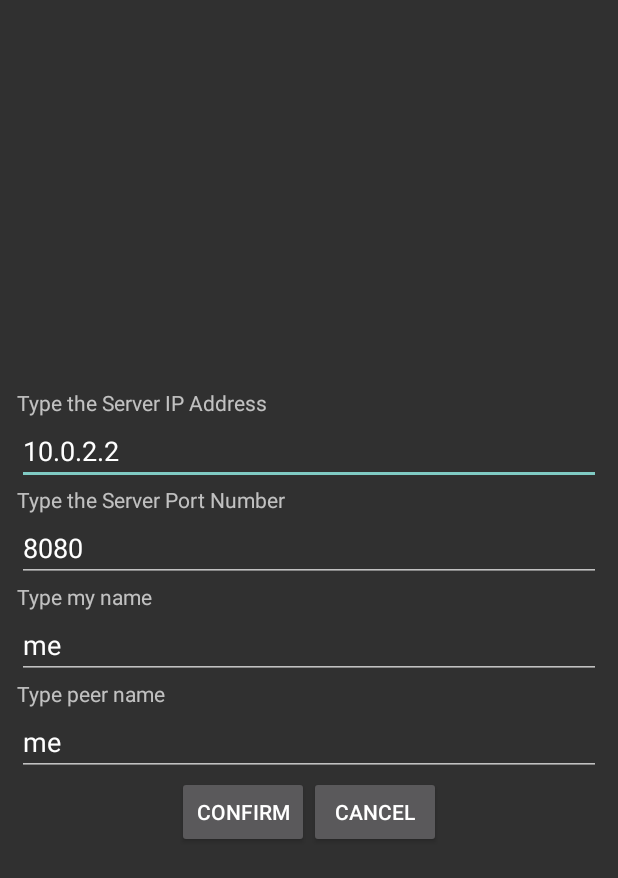
After one commit to preventionYun/2048_android, an Android app: the SettingActivity screen opened directly, with no data from a screen before it, on a phone screen of 412 x 824 dp. The commit adds this screen. Shown: the top 878 px of the screen. Run offline under Robolectric (Android 15) with nearby library versions, the phone set to English and light mode, and no system bars.

Commit message:
v3.0 세팅 액티비티 추가, 서버 통신 1차 완료

```diff
--- /dev/null
+++ b/app/src/main/java/com/preventionyun/a2048/SettingActivity.java
@@ -0,0 +1,55 @@
+package com.preventionyun.a2048;
+
+import android.content.Intent;
+import android.os.Bundle;
+import android.support.v7.app.AppCompatActivity;
+import android.view.View;
+import android.widget.EditText;
+
+public class SettingActivity extends AppCompatActivity {
+    private EditText viewHostName, viewPortNum;
+    private EditText viewMyNickName, viewPeerNickName;
+    private String serverHostName, serverPortNum;
+    private String myNickName, peerNickName;
+    @Override
+    protected void onCreate(Bundle savedInstanceState) {
+        super.onCreate(savedInstanceState);
+        setContentView(R.layout.activity_setting);
+        viewHostName = (EditText) findViewById(R.id.editView1);
+        viewPortNum = (EditText) findViewById(R.id.editView2);
+        viewMyNickName = (EditText) findViewById(R.id.editView3);
+        viewPeerNickName = (EditText) findViewById(R.id.editView4);
+        Intent intent = getIntent();
+        serverHostName = intent.getStringExtra("serverHostName");
+        serverPortNum = intent.getStringExtra("serverPortNum");
+        myNickName = intent.getStringExtra("myNickName");
+        peerNickName = intent.getStringExtra("peerNickName");
+        if (serverHostName == null) {
+            serverHostName = "10.0.2.2";
+            serverPortNum = "8080";
+            myNickName = "me";
+            peerNickName = "me";
+        }
+        viewHostName.setText(serverHostName);
+        viewPortNum.setText(serverPortNum);
+        viewMyNickName.setText(myNickName);
+        viewPeerNickName.setText(peerNickName);
+    }
+
+    public void onClick(View v){
+        switch(v.getId()){
+            case R.id.confirm:
+                Intent intent = new Intent();
+                intent.putExtra("serverHostName", viewHostName.getText().toString());
+                intent.putExtra("serverPortNum", viewPortNum.getText().toString());
+                intent.putExtra("myNickName", viewMyNickName.getText().toString());
+                intent.putExtra("peerNickName", viewPeerNickName.getText().toString());
+                setResult(RESULT_OK, intent);
+                break;
+            case R.id.cancel:
+                setResult(RESULT_CANCELED);
+                break;
+        }
+        finish();
+    }
+}
--- /dev/null
+++ b/app/src/main/res/layout/activity_setting.xml
@@ -0,0 +1,57 @@
+<?xml version="1.0" encoding="utf-8"?>
+<LinearLayout xmlns:android="http://schemas.android.com/apk/res/android"
+    android:layout_width="match_parent"
+    android:layout_height="match_parent"
+    android:orientation="vertical"
+    android:gravity="center"
+    android:padding="5pt">
+    <TextView
+        android:layout_width="match_parent"
+        android:layout_height="wrap_content"
+        android:text="Type the Server IP Address"/>
+    <EditText
+        android:id="@+id/editView1"
+        android:layout_width="match_parent"
+        android:layout_height="wrap_content" />
+    <TextView
+        android:layout_width="match_parent"
+        android:layout_height="wrap_content"
+        android:text="Type the Server Port Number"/>
+    <EditText
+        android:id="@+id/editView2"
+        android:layout_width="match_parent"
+        android:layout_height="wrap_content" />
+    <TextView
+        android:layout_width="match_parent"
+        android:layout_height="wrap_content"
+        android:text="Type my name"/>
+    <EditText
+        android:id="@+id/editView3"
+        android:layout_width="match_parent"
+        android:layout_height="wrap_content" />
+    <TextView
+        android:layout_width="match_parent"
+        android:layout_height="wrap_content"
+        android:text="Type peer name"/>
+    <EditText
+        android:id="@+id/editView4"
+        android:layout_width="match_parent"
+        android:layout_height="wrap_content" />
+    <LinearLayout
+        android:layout_width="wrap_content"
+        android:layout_height="wrap_content"
+        android:orientation="horizontal">
+        <Button
+            android:id="@+id/confirm"
+            android:layout_width="match_parent"
+            android:layout_height="wrap_content"
+            android:onClick="onClick"
+            android:text="confirm"/>
+        <Button
+            android:id="@+id/cancel"
+            android:layout_width="match_parent"
+            android:layout_height="wrap_content"
+            android:onClick="onClick"
+            android:text="cancel"/>
+    </LinearLayout>
+</LinearLayout>
```
Also changed, not shown: app/src/main/AndroidManifest.xml (+6 -2 lines), app/src/main/java/com/preventionyun/a2048/MainActivity.java (+38 -2 lines), app/src/main/res/layout/activity_main.xml (+10 -3 lines), app/src/main/res/layout/activity_main_landscape.xml (+4 -5 lines).
